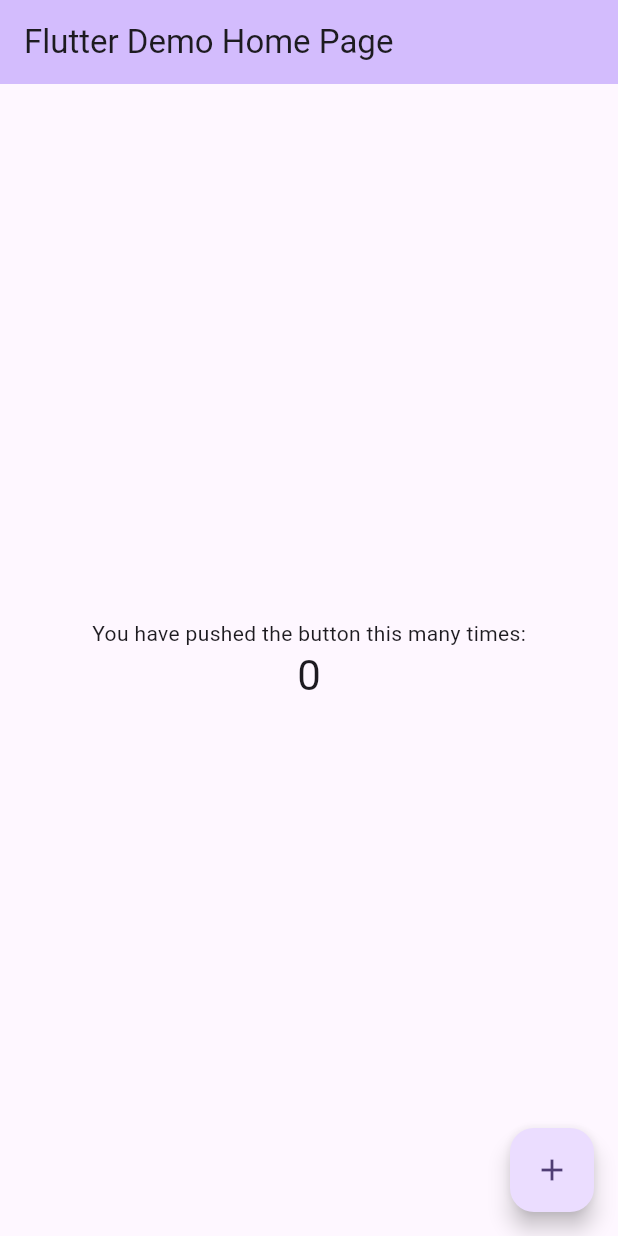
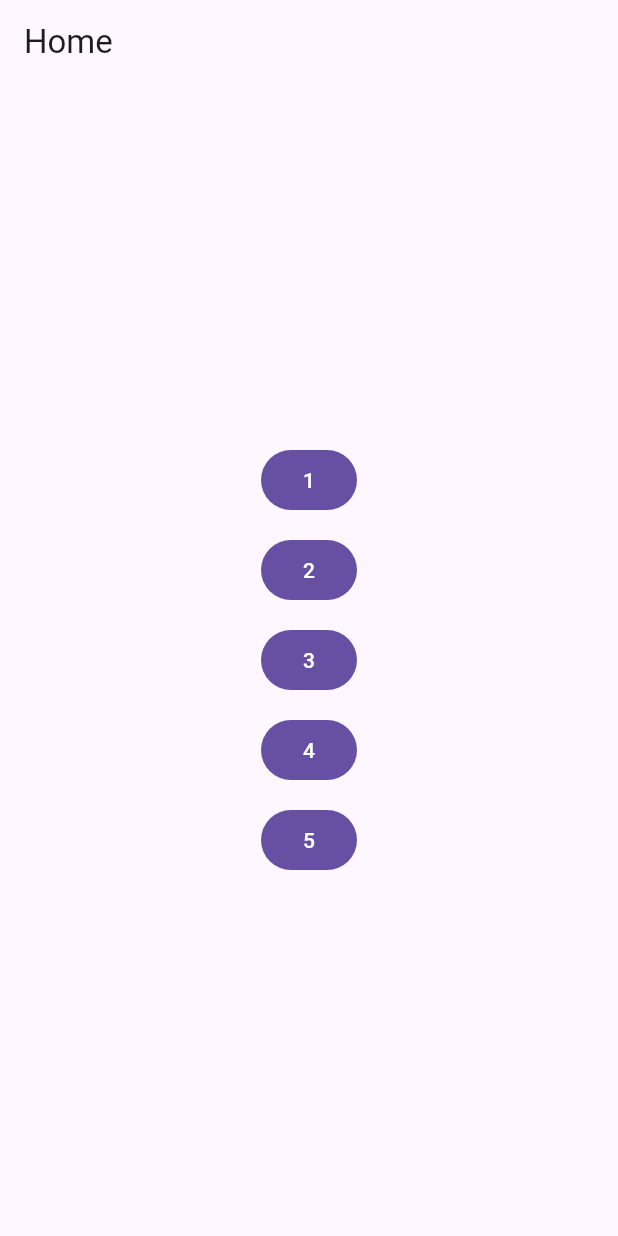
Before and after one commit to MasonMathias/RecipeBookProject, a Flutter app: the screen it shows after launch, on a phone screen of 412 x 824 dp. Run offline on Flutter 3.47's test engine with Material 3 defaults, Android fonts, the light colour scheme and no system bars.

Commit message:
starting from previous recipe book assignment

```diff
--- /dev/null
+++ b/lib/home_screen.dart
@@ -0,0 +1,54 @@
+import 'package:flutter/material.dart';
+
+class HomeScreen extends StatelessWidget {
+  const HomeScreen({super.key});
+
+  void _goToDetails(BuildContext context, String id, String title) {
+    Navigator.pushNamed(
+      context,
+      '/details',
+      arguments: {'id': id, 'title': title},
+    );
+  }
+
+  @override
+  Widget build(BuildContext context) {
+    return Scaffold(
+      appBar: AppBar(title: const Text('Home')),
+      body: Center(
+        child: Padding(
+          padding: const EdgeInsets.all(16),
+          child: Column(
+            mainAxisSize: MainAxisSize.min,
+            children: [
+              FilledButton(
+                onPressed: () => _goToDetails(context, '1', 'Recipe 1'),
+                child: const Text('1'),
+              ),
+              const SizedBox(height: 12),
+              FilledButton(
+                onPressed: () => _goToDetails(context, '2', 'Recipe 2'),
+                child: const Text('2'),
+              ),
+              const SizedBox(height: 12),
+              FilledButton(
+                onPressed: () => _goToDetails(context, '3', 'Recipe 3'),
+                child: const Text('3'),
+              ),
+              const SizedBox(height: 12),
+              FilledButton(
+                onPressed: () => _goToDetails(context, '4', 'Recipe 4'),
+                child: const Text('4'),
+              ),
+              const SizedBox(height: 12),
+              FilledButton(
+                onPressed: () => _goToDetails(context, '5', 'Recipe 5'),
+                child: const Text('5'),
+              ),
+            ],
+          ),
+        ),
+      ),
+    );
+  }
+}
--- a/lib/main.dart
+++ b/lib/main.dart
@@ -1,122 +1,25 @@
 import 'package:flutter/material.dart';
+import 'home_screen.dart';
+import 'details_screen.dart';
 
-void main() {
-  runApp(const MyApp());
-}
+void main() => runApp(const MyApp());
 
 class MyApp extends StatelessWidget {
   const MyApp({super.key});
 
-  // This widget is the root of your application.
   @override
   Widget build(BuildContext context) {
     return MaterialApp(
-      title: 'Flutter Demo',
-      theme: ThemeData(
-        // This is the theme of your application.
-        //
-        // TRY THIS: Try running your application with "flutter run". You'll see
-        // the application has a purple toolbar. Then, without quitting the app,
-        // try changing the seedColor in the colorScheme below to Colors.green
-        // and then invoke "hot reload" (save your changes or press the "hot
-        // reload" button in a Flutter-supported IDE, or press "r" if you used
-        // the command line to start the app).
-        //
-        // Notice that the counter didn't reset back to zero; the application
-        // state is not lost during the reload. To reset the state, use hot
-        // restart instead.
-        //
-        // This works for code too, not just values: Most code changes can be
-        // tested with just a hot reload.
-        colorScheme: ColorScheme.fromSeed(seedColor: Colors.deepPurple),
-      ),
-      home: const MyHomePage(title: 'Flutter Demo Home Page'),
+      initialRoute: '/',
+      onGenerateRoute: (settings) {
+        if (settings.name == '/details') {
+          final args = settings.arguments as Map<String, String>;
+          return MaterialPageRoute(
+            builder: (_) => DetailsScreen(id: args['id']!, title: args['title']!),
+          );
+        }
+        return MaterialPageRoute(builder: (_) => const HomeScreen());
+      },
     );
   }
 }
-
-class MyHomePage extends StatefulWidget {
-  const MyHomePage({super.key, required this.title});
-
-  // This widget is the home page of your application. It is stateful, meaning
-  // that it has a State object (defined below) that contains fields that affect
-  // how it looks.
-
-  // This class is the configuration for the state. It holds the values (in this
-  // case the title) provided by the parent (in this case the App widget) and
-  // used by the build method of the State. Fields in a Widget subclass are
-  // always marked "final".
-
-  final String title;
-
-  @override
-  State<MyHomePage> createState() => _MyHomePageState();
-}
-
-class _MyHomePageState extends State<MyHomePage> {
-  int _counter = 0;
-
-  void _incrementCounter() {
-    setState(() {
-      // This call to setState tells the Flutter framework that something has
-      // changed in this State, which causes it to rerun the build method below
-      // so that the display can reflect the updated values. If we changed
-      // _counter without calling setState(), then the build method would not be
-      // called again, and so nothing would appear to happen.
-      _counter++;
-    });
-  }
-
-  @override
-  Widget build(BuildContext context) {
-    // This method is rerun every time setState is called, for instance as done
-    // by the _incrementCounter method above.
-    //
-    // The Flutter framework has been optimized to make rerunning build methods
-    // fast, so that you can just rebuild anything that needs updating rather
-    // than having to individually change instances of widgets.
-    return Scaffold(
-      appBar: AppBar(
-        // TRY THIS: Try changing the color here to a specific color (to
-        // Colors.amber, perhaps?) and trigger a hot reload to see the AppBar
-        // change color while the other colors stay the same.
-        backgroundColor: Theme.of(context).colorScheme.inversePrimary,
-        // Here we take the value from the MyHomePage object that was created by
-        // the App.build method, and use it to set our appbar title.
-        title: Text(widget.title),
-      ),
-      body: Center(
-        // Center is a layout widget. It takes a single child and positions it
-        // in the middle of the parent.
-        child: Column(
-          // Column is also a layout widget. It takes a list of children and
-          // arranges them vertically. By default, it sizes itself to fit its
-          // children horizontally, and tries to be as tall as its parent.
-          //
-          // Column has various properties to control how it sizes itself and
-          // how it positions its children. Here we use mainAxisAlignment to
-          // center the children vertically; the main axis here is the vertical
-          // axis because Columns are vertical (the cross axis would be
-          // horizontal).
-          //
-          // TRY THIS: Invoke "debug painting" (choose the "Toggle Debug Paint"
-          // action in the IDE, or press "p" in the console), to see the
-          // wireframe for each widget.
-          mainAxisAlignment: MainAxisAlignment.center,
-          children: <Widget>[
-            const Text('You have pushed the button this many times:'),
-            Text(
-              '$_counter',
-              style: Theme.of(context).textTheme.headlineMedium,
-            ),
-          ],
-        ),
-      ),
-      floatingActionButton: FloatingActionButton(
-        onPressed: _incrementCounter,
-        tooltip: 'Increment',
-        child: const Icon(Icons.add),
-      ), // This trailing comma makes auto-formatting nicer for build methods.
-    );
-  }
-}
```
Also changed, not shown: lib/details_screen.dart (added, +134 -0 lines).
